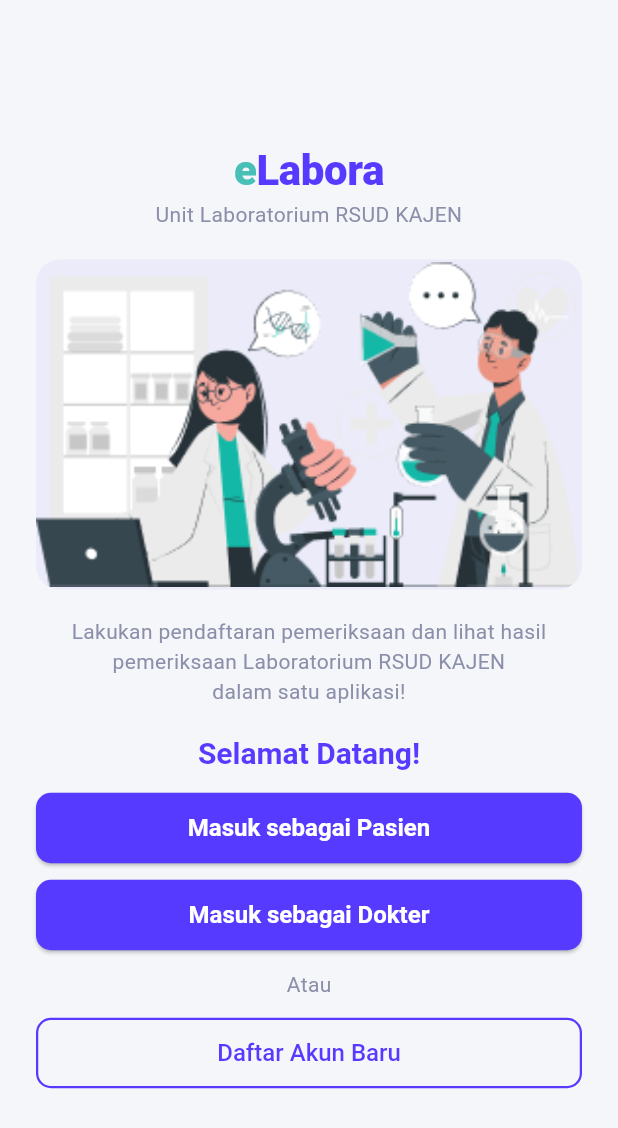
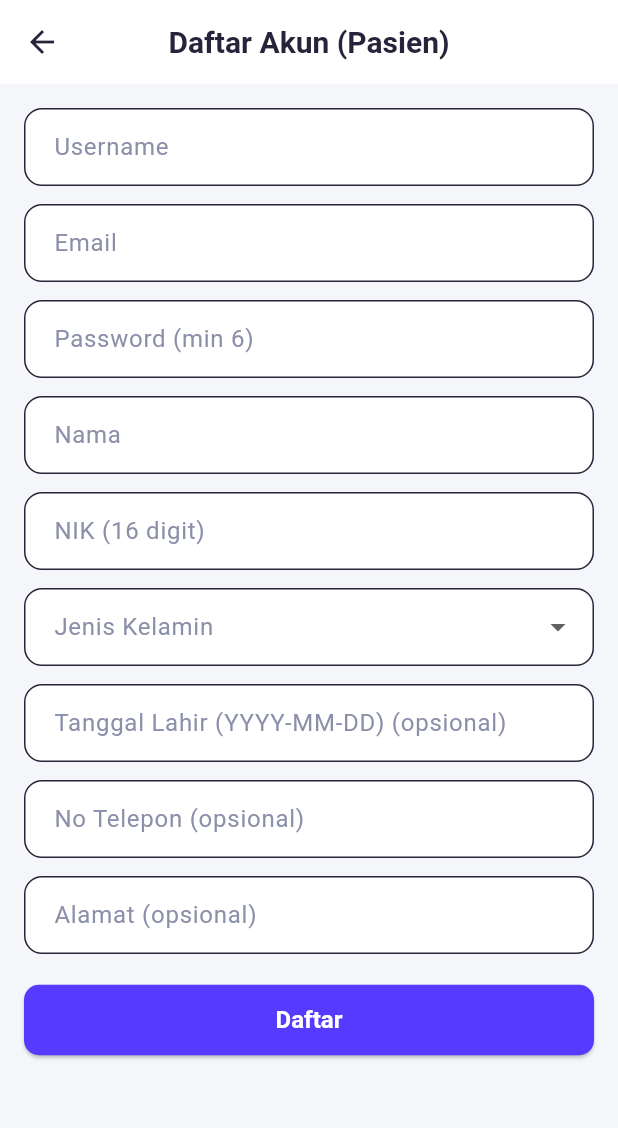
Before and after one commit to ilhamridzuan/mobile---eLabora, a Flutter app: the screen it shows after launch, after a tap on "Daftar Akun Baru", on a phone screen of 412 x 824 dp. Shown: the top 1128 px of the screen. Run offline on Flutter 3.47's test engine with Material 3 defaults, Android fonts, the phone set to English and light mode, and no system bars; our stand-ins replace dio, flutter_secure_storage.

Commit message:
menghubungkan login & register mobile ke api

```diff
--- /dev/null
+++ b/lib/config/api_config.dart
@@ -0,0 +1,3 @@
+class ApiConfig {
+  static const String baseUrl = 'http://10.0.2.2:3000';
+}
--- a/lib/config/routes.dart
+++ b/lib/config/routes.dart
@@ -5,13 +5,18 @@ import 'package:elabora_app/pages/pendaftaran.dart';
 import 'package:flutter/material.dart';
 import 'package:elabora_app/pages/home_page.dart';
 import 'package:elabora_app/pages/riwayat_page.dart';
+
 import '../pages/landing_page.dart';
 import '../pages/login_page.dart';
 import '../pages/cek_hasil_page.dart';
+import '../pages/register_patient_page.dart';
 
 final Map<String, WidgetBuilder> appRoutes = {
   '/': (context) => const LandingPage(),
   '/login': (context) => const LoginPage(),
+
+  '/register': (context) => const RegisterPatientPage(),
+
   '/home': (context) => const HomePage(),
   '/doctor_home': (context) => const DoctorHomePage(),
   '/riwayat': (context) => const RiwayatPage(),
--- /dev/null
+++ b/lib/data/api_client.dart
@@ -0,0 +1,33 @@
+import 'package:dio/dio.dart';
+import '../config/api_config.dart';
+import 'token_storage.dart';
+
+class ApiClient {
+  final Dio dio;
+  final TokenStorage tokenStorage;
+
+  ApiClient({Dio? dio, TokenStorage? tokenStorage})
+    : dio =
+          dio ??
+          Dio(
+            BaseOptions(
+              baseUrl: ApiConfig.baseUrl,
+              connectTimeout: const Duration(seconds: 10),
+              receiveTimeout: const Duration(seconds: 15),
+              headers: {'Content-Type': 'application/json'},
+            ),
+          ),
+      tokenStorage = tokenStorage ?? TokenStorage() {
+    this.dio.interceptors.add(
+      InterceptorsWrapper(
+        onRequest: (options, handler) async {
+          final token = await this.tokenStorage.getToken();
+          if (token != null && token.isNotEmpty) {
+            options.headers['Authorization'] = 'Bearer $token';
+          }
+          handler.next(options);
+        },
+      ),
+    );
+  }
+}
--- /dev/null
+++ b/lib/data/register_api.dart
@@ -0,0 +1,47 @@
+import 'package:dio/dio.dart';
+import 'api_client.dart';
+
+class RegisterApi {
+  final ApiClient _client;
+  RegisterApi(this._client);
+
+  Future<Map<String, dynamic>> registerPasien({
+    required String username,
+    required String email,
+    required String password,
+    required String nik,
+    required String nama,
+    required String jenisKelamin, // "L" / "P"
+    String? tglLahir, // "YYYY-MM-DD" atau null
+    String? alamat,
+    String? noTelepon,
+  }) async {
+    try {
+      final payload = <String, dynamic>{
+        'username': username,
+        'email': email,
+        'password': password,
+        'nik': nik,
+        'nama': nama,
+        'jenis_kelamin': jenisKelamin,
+        'tgl_lahir': tglLahir, // boleh null
+        'alamat': alamat, // boleh null
+        'no_telepon': noTelepon, // boleh null
+      };
+
+      // debug biar yakin sama seperti Postman
+      // ignore: avoid_print
+      print('REGISTER /auth/register payload: $payload');
+
+      final res = await _client.dio.post('/auth/register', data: payload);
+
+      return Map<String, dynamic>.from(res.data as Map);
+    } on DioException catch (e) {
+      final data = e.response?.data;
+      final msg = (data is Map && data['message'] != null)
+          ? data['message'].toString()
+          : (e.message ?? 'Register gagal');
+      throw Exception(msg);
+    }
+  }
+}
--- /dev/null
+++ b/lib/data/token_storage.dart
@@ -0,0 +1,11 @@
+import 'package:flutter_secure_storage/flutter_secure_storage.dart';
+
+class TokenStorage {
+  static const _storage = FlutterSecureStorage();
+  static const _key = 'auth_token';
+
+  Future<void> saveToken(String token) =>
+      _storage.write(key: _key, value: token);
+  Future<String?> getToken() => _storage.read(key: _key);
+  Future<void> clear() => _storage.delete(key: _key);
+}
--- a/lib/pages/landing_page.dart
+++ b/lib/pages/landing_page.dart
@@ -2,10 +2,6 @@ import 'package:flutter/material.dart';
 
 class LandingPage extends StatelessWidget {
   const LandingPage({super.key});
-
-  void _goLogin(BuildContext context, String role) {
-    Navigator.pushNamed(context, '/login', arguments: role);
-  }
 
   @override
   Widget build(BuildContext context) {
@@ -14,100 +10,76 @@ class LandingPage extends StatelessWidget {
 
     return Scaffold(
       body: SafeArea(
+        child: Padding(
+          padding: const EdgeInsets.symmetric(horizontal: 20, vertical: 18),
+          child: Column(
+            children: [
+              const SizedBox(height: 10),
+              Text(
+                'eLabora',
+                style: t.headlineSmall?.copyWith(color: cs.primary),
+              ),
+              const SizedBox(height: 6),
+              Text('Unit Laboratorium RSUD KAJEN', style: t.bodyMedium),
+              const SizedBox(height: 18),
+
+              // (opsional) gambar kamu biarkan
+              Expanded(
                 child: Center(
-          child: ConstrainedBox(
-            constraints: const BoxConstraints(maxWidth: 420),
-            child: SingleChildScrollView(
-              padding: const EdgeInsets.symmetric(horizontal: 24, vertical: 16),
-              child: Column(
-                crossAxisAlignment: CrossAxisAlignment.center,
-                children: [
-                  RichText(
-                    textAlign: TextAlign.center,
-                    text: TextSpan(
-                      style: t.displayLarge?.copyWith(
-                        fontWeight: FontWeight.w800,
-                      ),
-                      children: [
-                        TextSpan(
-                          text: 'e',
-                          style: TextStyle(color: cs.secondary),
-                        ),
-                        TextSpan(
-                          text: 'Labora',
-                          style: TextStyle(color: cs.primary),
-                        ),
-                      ],
-                    ),
-                  ),
-                  const SizedBox(height: 4),
-                  Text(
-                    'Unit Laboratorium RSUD KAJEN',
+                  child: Text(
+                    'Lakukan pendaftaran pemeriksaan dan lihat hasil pemeriksaan\nLaboratorium RSUD KAJEN dalam satu aplikasi!',
                     style: t.bodyMedium,
                     textAlign: TextAlign.center,
                   ),
-
-                  const SizedBox(height: 20),
-
-                  Container(
-                    height: 220,
-                    width: double.infinity,
-                    decoration: BoxDecoration(
-                      color: cs.primary.withValues(alpha: 0.06),
-                      borderRadius: BorderRadius.circular(16),
-                    ),
-                    clipBehavior: Clip.antiAlias,
-                    child: Image.asset(
-                      'assets/images/gambar-landingpage.png',
-                      fit: BoxFit.contain,
                 ),
               ),
 
-                  const SizedBox(height: 18),
-
-                  Text(
-                    'Lakukan pendaftaran pemeriksaan dan lihat hasil\n'
-                    'pemeriksaan Laboratorium RSUD KAJEN\n'
-                    'dalam satu aplikasi!',
-                    style: t.bodyMedium,
-                    textAlign: TextAlign.center,
-                  ),
-
-                  const SizedBox(height: 18),
-
+              const SizedBox(height: 10),
               Text(
                 'Selamat Datang!',
                 style: t.titleLarge?.copyWith(color: cs.primary),
               ),
-
               const SizedBox(height: 14),
 
-                  // Tombol
               SizedBox(
                 width: double.infinity,
                 child: ElevatedButton(
-                      onPressed: () => _goLogin(context, 'Pasien'),
+                  onPressed: () {
+                    debugPrint('Landing: Masuk sebagai Pasien');
+                    Navigator.pushNamed(context, '/login');
+                  },
                   child: const Text('Masuk sebagai Pasien'),
                 ),
               ),
               const SizedBox(height: 10),
+
               SizedBox(
                 width: double.infinity,
                 child: ElevatedButton(
-                      onPressed: () => _goLogin(context, 'Dokter'),
+                  onPressed: () {
+                    debugPrint('Landing: Masuk sebagai Dokter');
+                    Navigator.pushNamed(context, '/login');
+                  },
                   child: const Text('Masuk sebagai Dokter'),
                 ),
               ),
+              const SizedBox(height: 14),
 
-                  const SizedBox(height: 12),
-                  Text('Atau', style: t.bodyMedium),
-                  const SizedBox(height: 12),
+              Text(
+                'Atau',
+                style: t.bodySmall?.copyWith(
+                  color: cs.onSurface.withValues(alpha: .7),
+                ),
+              ),
+              const SizedBox(height: 10),
 
-                  // OutlinedButton
               SizedBox(
                 width: double.infinity,
                 child: OutlinedButton(
-                      onPressed: () {},
+                  onPressed: () {
+                    debugPrint('Landing: Daftar Akun Baru');
+                    Navigator.pushNamed(context, '/register');
+                  },
                   child: const Text('Daftar Akun Baru'),
                 ),
               ),
@@ -115,8 +87,6 @@ class LandingPage extends StatelessWidget {
           ),
         ),
       ),
-        ),
-      ),
     );
   }
 }
--- /dev/null
+++ b/lib/pages/register_patient_page.dart
@@ -0,0 +1,226 @@
+import 'package:flutter/material.dart';
+import '../data/api_client.dart';
+import '../data/register_api.dart';
+import '../data/token_storage.dart'; // ✅ TAMBAH
+
+class RegisterPatientPage extends StatefulWidget {
+  const RegisterPatientPage({super.key});
+
+  @override
+  State<RegisterPatientPage> createState() => _RegisterPatientPageState();
+}
+
+class _RegisterPatientPageState extends State<RegisterPatientPage> {
+  final _username = TextEditingController();
+  final _email = TextEditingController();
+  final _password = TextEditingController();
+  final _nama = TextEditingController();
+  final _nik = TextEditingController();
+  final _noHp = TextEditingController();
+  final _alamat = TextEditingController();
+  final _tglLahir = TextEditingController(); // YYYY-MM-DD
+
+  String? _jk; // "L" atau "P"
+  bool _loading = false;
+
+  late final RegisterApi _registerApi;
+
+  @override
+  void initState() {
+    super.initState();
+    _registerApi = RegisterApi(ApiClient());
+  }
+
+  @override
+  void dispose() {
+    _username.dispose();
+    _email.dispose();
+    _password.dispose();
+    _nama.dispose();
+    _nik.dispose();
+    _noHp.dispose();
+    _alamat.dispose();
+    _tglLahir.dispose();
+    super.dispose();
+  }
+
+  bool _isValidDate(String s) {
+    final r = RegExp(r'^\d{4}-\d{2}-\d{2}$');
+    return r.hasMatch(s);
+  }
+
+  Future<void> _submit() async {
+    if (_loading) return;
+
+    final username = _username.text.trim();
+    final email = _email.text.trim();
+    final password = _password.text;
+    final nama = _nama.text.trim();
+    final nik = _nik.text.trim();
+    final noHp = _noHp.text.trim();
+    final alamat = _alamat.text.trim();
+    final tglLahir = _tglLahir.text.trim().isEmpty
+        ? null
+        : _tglLahir.text.trim();
+
+    // ===== VALIDASI =====
+    if (username.isEmpty ||
+        email.isEmpty ||
+        password.isEmpty ||
+        nama.isEmpty ||
+        nik.isEmpty ||
+        _jk == null) {
+      ScaffoldMessenger.of(context).showSnackBar(
+        const SnackBar(
+          content: Text(
+            'Field wajib: username, email, password, nik, nama, jenis kelamin',
+          ),
+        ),
+      );
+      return;
+    }
+
+    if (nik.length != 16) {
+      ScaffoldMessenger.of(
+        context,
+      ).showSnackBar(const SnackBar(content: Text('NIK harus 16 digit')));
+      return;
+    }
+
+    if (password.length < 6) {
+      ScaffoldMessenger.of(context).showSnackBar(
+        const SnackBar(content: Text('Password minimal 6 karakter')),
+      );
+      return;
+    }
+
+    if (tglLahir != null && !_isValidDate(tglLahir)) {
+      ScaffoldMessenger.of(context).showSnackBar(
+        const SnackBar(content: Text('Format tgl lahir harus YYYY-MM-DD')),
+      );
+      return;
+    }
+
+    setState(() => _loading = true);
+
+    try {
+      // ===== REGISTER =====
+      final res = await _registerApi.registerPasien(
+        username: username,
+        email: email,
+        password: password,
+        nik: nik,
+        nama: nama,
+        jenisKelamin: _jk!, // "L" / "P"
+        tglLahir: tglLahir,
+        alamat: alamat.isEmpty ? null : alamat,
+        noTelepon: noHp.isEmpty ? null : noHp,
+      );
+
+      // ===== AUTO LOGIN =====
+      final token = res['token'] as String?;
+      if (token != null) {
+        final storage = TokenStorage();
+        await storage.saveToken(token);
+      }
+
+      if (!mounted) return;
+
+      // langsung masuk ke HOME
+      Navigator.pushReplacementNamed(context, '/home');
+    } catch (e) {
+      if (!mounted) return;
+      final msg = e.toString().replaceFirst('Exception: ', '');
+      ScaffoldMessenger.of(context).showSnackBar(SnackBar(content: Text(msg)));
+    } finally {
+      if (mounted) setState(() => _loading = false);
+    }
+  }
+
+  @override
+  Widget build(BuildContext context) {
+    return Scaffold(
+      appBar: AppBar(title: const Text('Daftar Akun (Pasien)')),
+      body: ListView(
+        padding: const EdgeInsets.all(16),
+        children: [
+          TextField(
+            controller: _username,
+            decoration: const InputDecoration(labelText: 'Username'),
+          ),
+          const SizedBox(height: 12),
+
+          TextField(
+            controller: _email,
+            keyboardType: TextInputType.emailAddress,
+            decoration: const InputDecoration(labelText: 'Email'),
+          ),
+          const SizedBox(height: 12),
+
+          TextField(
+            controller: _password,
+            obscureText: true,
+            decoration: const InputDecoration(labelText: 'Password (min 6)'),
+          ),
+          const SizedBox(height: 12),
+
+          TextField(
+            controller: _nama,
+            decoration: const InputDecoration(labelText: 'Nama'),
+          ),
+          const SizedBox(height: 12),
+
+          TextField(
+            controller: _nik,
+            keyboardType: TextInputType.number,
+            decoration: const InputDecoration(labelText: 'NIK (16 digit)'),
+          ),
+          const SizedBox(height: 12),
+
+          DropdownButtonFormField<String>(
+            value: _jk,
+            decoration: const InputDecoration(labelText: 'Jenis Kelamin'),
+            items: const [
+              DropdownMenuItem(value: 'L', child: Text('Laki-laki (L)')),
+              DropdownMenuItem(value: 'P', child: Text('Perempuan (P)')),
+            ],
+            onChanged: (v) => setState(() => _jk = v),
+          ),
+          const SizedBox(height: 12),
+
+          TextField(
+            controller: _tglLahir,
+            decoration: const InputDecoration(
+              labelText: 'Tanggal Lahir (YYYY-MM-DD) (opsional)',
+              hintText: '2004-01-31',
+            ),
+          ),
+          const SizedBox(height: 12),
+
+          TextField(
+            controller: _noHp,
+            keyboardType: TextInputType.phone,
+            decoration: const InputDecoration(
+              labelText: 'No Telepon (opsional)',
+            ),
+          ),
+          const SizedBox(height: 12),
+
+          TextField(
+            controller: _alamat,
+            decoration: const InputDecoration(labelText: 'Alamat (opsional)'),
+          ),
+          const SizedBox(height: 20),
+
+          SizedBox(
+            width: double.infinity,
+            child: ElevatedButton(
+              onPressed: _loading ? null : _submit,
+              child: Text(_loading ? 'Loading...' : 'Daftar'),
+            ),
+          ),
+        ],
+      ),
+    );
+  }
+}
--- a/pubspec.yaml
+++ b/pubspec.yaml
@@ -30,6 +30,9 @@ environment:
 dependencies:
   flutter:
     sdk: flutter
+
+  dio: ^5.7.0
+  flutter_secure_storage: ^9.2.2
 
   # The following adds the Cupertino Icons font to your application.
   # Use with the CupertinoIcons class for iOS style icons.
```
Also changed, not shown: lib/data/auth_api.dart (added, +51 -0 lines), lib/data/registration_api.dart (added, +18 -0 lines), lib/pages/login_page.dart (+68 -99 lines), pubspec.lock, 6 other files. Lines whose indentation alone changed are shown as unchanged.
